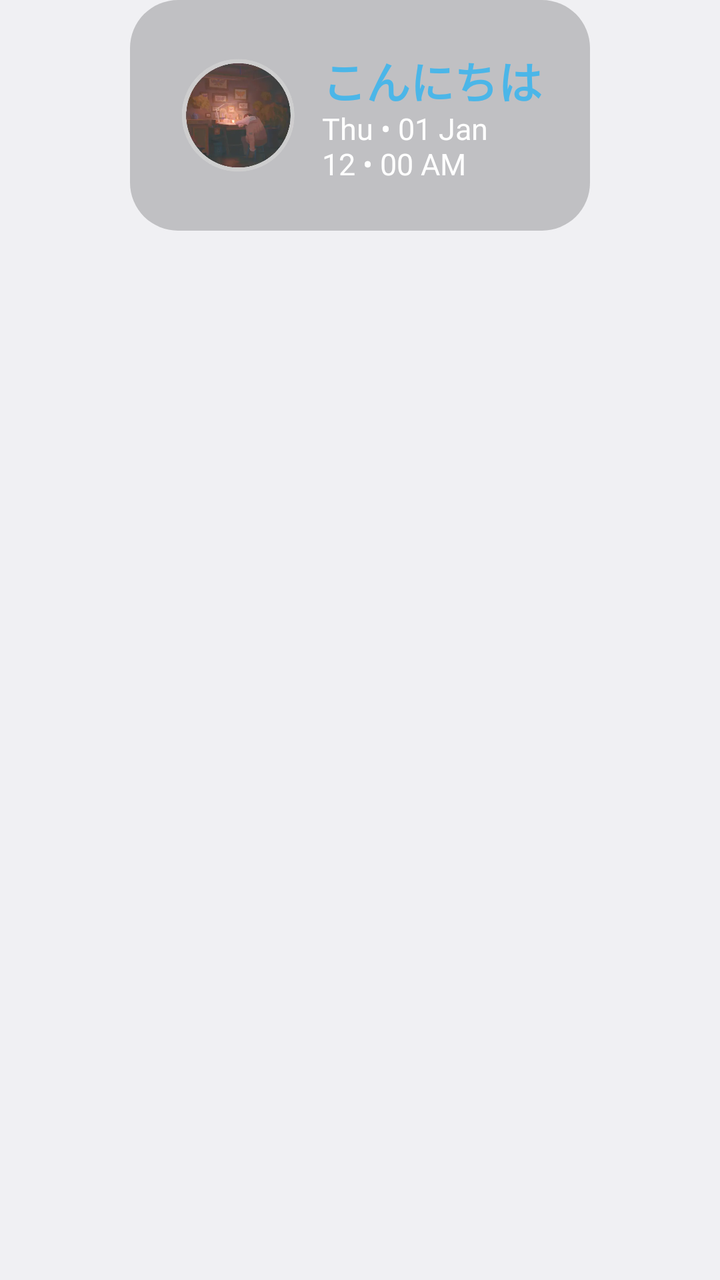
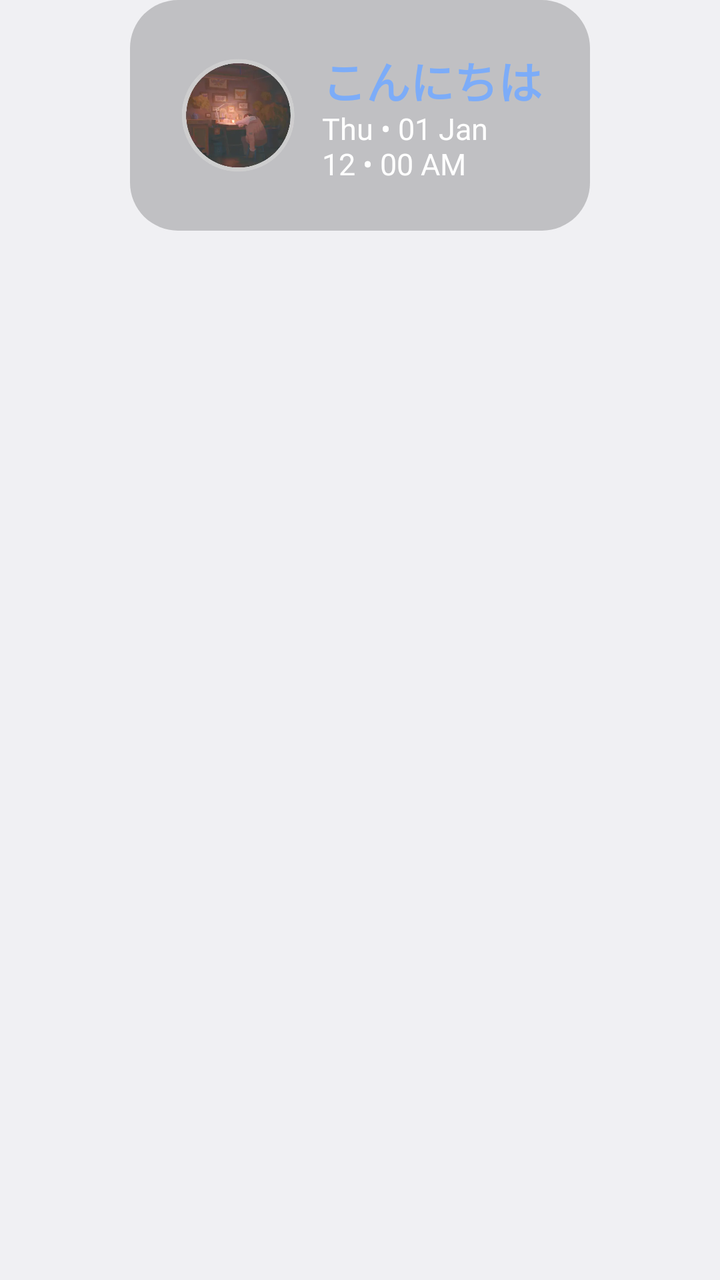

The first picture is an Android layout as it rendered before a commit; the second is the same layout after the commit. The layout source and the unified diff follow.
<!-- AndroidManifest.xml: application theme android:Theme.DeviceDefault.Light.NoActionBar -->
<!-- res/layout/zclock_ls_24.xml -->
<?xml version="1.0" encoding="utf-8"?>
<LinearLayout xmlns:android="http://schemas.android.com/apk/res/android"
    xmlns:tools="http://schemas.android.com/tools"
    android:layout_width="match_parent"
    android:layout_height="wrap_content"
    android:layout_gravity="center|top"
    android:gravity="center|top"
    android:orientation="vertical">

    <LinearLayout
        android:layout_width="wrap_content"
        android:layout_height="wrap_content"
        android:layout_gravity="center"
        android:background="@drawable/lockscreen_clock_24_bg"
        android:gravity="center"
        android:orientation="horizontal"
        android:padding="24dp"
        tools:ignore="UselessParent">

        <ImageView
            android:layout_width="60dp"
            android:layout_height="60dp"
            android:layout_gravity="start|center"
            android:importantForAccessibility="no"
            android:src="@drawable/lockscreen_clock_24_logo"
            android:tag="profile_picture" />

        <LinearLayout
            android:layout_width="wrap_content"
            android:layout_height="wrap_content"
            android:layout_gravity="start|center"
            android:layout_marginStart="12dp"
            android:orientation="vertical">

            <TextView
                android:layout_width="wrap_content"
                android:layout_height="wrap_content"
                android:includeFontPadding="false"
                android:tag="accent1|nolineheight"
                android:text="こんにちは"
                android:textColor="@android:color/system_accent1_300"
                android:textSize="22sp"
                android:textStyle="bold" />

            <TextClock
                android:layout_width="wrap_content"
                android:layout_height="wrap_content"
                android:format12Hour="EEE • dd MMM"
                android:format24Hour="EEE • dd MMM"
                android:includeFontPadding="false"
                android:tag="text1"
                android:textColor="#FFFFFFFF"
                android:textSize="15sp" />

            <TextClock
                android:layout_width="wrap_content"
                android:layout_height="wrap_content"
                android:format12Hour="hh • mm a"
                android:format24Hour="HH • mm a"
                android:includeFontPadding="false"
                android:tag="text1"
                android:textColor="#FFFFFFFF"
                android:textSize="15sp" />

        </LinearLayout>
    </LinearLayout>
</LinearLayout>
<!-- resources referenced by this layout -->
<resources>
  <!-- drawable lockscreen_clock_24_bg (drawable) -->
  <?xml version="1.0" encoding="utf-8"?>
  <shape xmlns:android="http://schemas.android.com/apk/res/android">
      <solid android:color="#33000000" />
      <corners android:radius="24dp" />
  </shape>
  <!-- drawable lockscreen_clock_24_logo: webp bitmap (drawable, 12940 bytes) -->
</resources>

<!-- the commit's change to res/layout/zclock_ls_24.xml (unified diff, before → after) -->
@@ -38,7 +38,7 @@
                 android:includeFontPadding="false"
                 android:tag="accent1|nolineheight"
                 android:text="こんにちは"
-                android:textColor="@android:color/system_accent1_300"
+                android:textColor="@color/zc_accent1_300"
                 android:textSize="22sp"
                 android:textStyle="bold" />
 
<!-- resource entries referenced after the edit -->
@@ -1,5 +1,6 @@
 <!-- resources referenced by this layout -->
 <resources>
+  <color name="zc_accent1_300">#FF7CACF8</color>
   <!-- drawable lockscreen_clock_24_bg (drawable) -->
   <?xml version="1.0" encoding="utf-8"?>
   <shape xmlns:android="http://schemas.android.com/apk/res/android">
